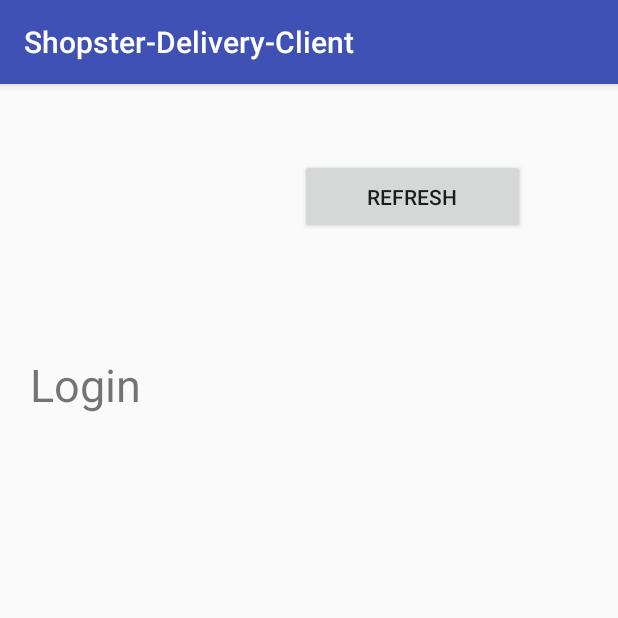
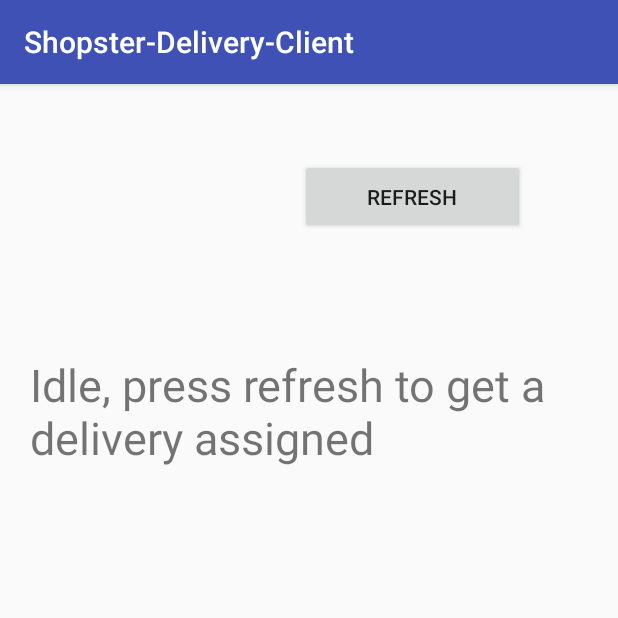
Before and after one commit to CuriousLearner/Shopster, an Android app: the fragment DeliveryManagerFragment shown on its own in the app's theme, on a phone screen of 412 x 824 dp, the top half of it. Run offline under Robolectric (Android 15) with nearby library versions, the phone set to English and light mode, and no system bars; our stand-ins replace ButterKnife; libraries missing offline, so code that uses them is left out: com.journeyapps.barcodescanner.

Commit message:
Delivery assignment API integrated

```diff
--- a/src/client/Shopster-Delivery-Client/app/src/main/java/in/co/shopster/shopster_delivery_client/fragments/DeliveryManagerFragment.java
+++ b/src/client/Shopster-Delivery-Client/app/src/main/java/in/co/shopster/shopster_delivery_client/fragments/DeliveryManagerFragment.java
@@ -8,14 +8,36 @@ import android.support.v4.app.Fragment;
 import android.view.LayoutInflater;
 import android.view.View;
 import android.view.ViewGroup;
+import android.widget.Button;
+import android.widget.TextView;
 
+import com.journeyapps.barcodescanner.Util;
+
+import butterknife.Bind;
 import butterknife.ButterKnife;
+import in.co.shopster.shopster_delivery_client.Config;
 import in.co.shopster.shopster_delivery_client.R;
+import in.co.shopster.shopster_delivery_client.Utilities;
+import in.co.shopster.shopster_delivery_client.rest.RestClient;
+import in.co.shopster.shopster_delivery_client.rest.models.Delivery;
+import in.co.shopster.shopster_delivery_client.rest.services.ShopsterService;
+import retrofit.Call;
+import retrofit.Callback;
+import retrofit.Response;
+import retrofit.Retrofit;
 
 
 public class DeliveryManagerFragment extends Fragment {
 
+    @Bind(R.id.btn_refresh)
+    Button refreshBtn;
+
+    @Bind(R.id.text_delivery_status)
+    TextView deliveryStatusText;
+
     private View view;
+
+    ShopsterService shopsterService;
 
     @Nullable
     @Override
@@ -24,6 +46,63 @@ public class DeliveryManagerFragment extends Fragment {
             view = inflater.inflate(R.layout.fragment_delivery_manager, container, false);
             ButterKnife.bind(this, view);
 
+            final Context ctx = DeliveryManagerFragment.this.getActivity().getApplicationContext();
+
+            refreshBtn.setOnClickListener(new View.OnClickListener() {
+                @Override
+                public void onClick(View view) {
+                    if(RestClient.getRetrofit() == null) {
+                        RestClient.init(Config.getShopsterApiHost());
+                    }
+                    shopsterService = RestClient.getRetrofit().create(ShopsterService.class);
+
+                    String authToken = "Token "+ Utilities.getSharedPreference(ctx, Config.getShopsterTokenKey());
+                    String userId = Utilities.getSharedPreference(ctx, Config.getShopsterUserIdKey());
+
+                    Call<Delivery> deliveryCheckCall =
+                            shopsterService.checkDeliveryAssignment(authToken, userId);
+
+                    deliveryCheckCall.enqueue(new Callback<Delivery>() {
+
+                        @Override
+                        public void onResponse(Response<Delivery> response, Retrofit retrofit) {
+                            int responseCode = response.code();
+                            Utilities.writeDebugLog(
+                                    "Delivery check : response code : "+responseCode);
+                            switch(responseCode) {
+                                case 200 :
+                                    Utilities.writeDebugLog("delivery check : 200 OK");
+                                    Delivery delivery = response.body();
+                                    Utilities.writeDebugLog("Delivery object : " + delivery.toString());
+                                    Utilities.showToast("You've been assigned a delivery", ctx, true);
+                                    deliveryStatusText.setText("Delivery assigned : "+delivery.getOrderId());
+                                    break;
+                                case 404 :
+                                    Utilities.writeDebugLog("delivery check : 404 NOT FOUND");
+                                    Utilities.showToast("No, deliveries assigned to you yet", ctx, true);
+                                    deliveryStatusText.setText("Idle : no deliveries assigned");
+                                    break;
+                                default :
+                                    Utilities.writeDebugLog(
+                                            "deliver check : unexpected response code : "+responseCode);
+                                    break;
+                            }
+
+
+                        }
+
+                        @Override
+                        public void onFailure(Throwable t) {
+                            Utilities.writeDebugLog(
+                                    "Check delivery : request failed : reason : "+t.toString());
+                        }
+                    });
+
+
+
+                }
+            });
+
         }
 
         return view;
--- a/src/client/Shopster-Delivery-Client/app/src/main/java/in/co/shopster/shopster_delivery_client/rest/services/ShopsterService.java
+++ b/src/client/Shopster-Delivery-Client/app/src/main/java/in/co/shopster/shopster_delivery_client/rest/services/ShopsterService.java
@@ -1,6 +1,7 @@
 package in.co.shopster.shopster_delivery_client.rest.services;
 
 import in.co.shopster.shopster_delivery_client.rest.models.Customer;
+import in.co.shopster.shopster_delivery_client.rest.models.Delivery;
 import in.co.shopster.shopster_delivery_client.rest.models.LoginCredentials;
 import in.co.shopster.shopster_delivery_client.rest.models.responses.ShopsterToken;
 import retrofit.Call;
@@ -23,4 +24,8 @@ public interface ShopsterService {
     @GET("/api/user/{user_email}/")
     Call<Customer> getUserByEmail(@Header("Authorization") String authToken, @Path("user_email") String userEmail);
 
+
+    @GET("/api/deliveryrequest/{user_id}/")
+    Call<Delivery> checkDeliveryAssignment(@Header("Authorization") String authToken, @Path("user_id") String userId);
+
 }
--- a/src/client/Shopster-Delivery-Client/app/src/main/res/layout/fragment_delivery_manager.xml
+++ b/src/client/Shopster-Delivery-Client/app/src/main/res/layout/fragment_delivery_manager.xml
@@ -24,9 +24,10 @@
 
         <TextView
             android:layout_width="match_parent"
-            android:layout_height="50dp"
+            android:layout_height="150dp"
             android:layout_marginTop="80dp"
-            android:text="@string/label_login"
+            android:id="@+id/text_delivery_status"
+            android:text="@string/placeholder_delivery_status"
             android:layout_marginLeft="10dp"
             android:textSize="30sp"
             />
--- a/src/client/Shopster-Delivery-Client/app/src/main/res/values/strings.xml
+++ b/src/client/Shopster-Delivery-Client/app/src/main/res/values/strings.xml
@@ -36,6 +36,8 @@
     <string name="label_configure">Configure</string>
     <string name="label_refresh">Refresh</string>
     <string name="label_configure_api_host">Configure API Host</string>
+    <string name="placeholder_dots">…</string>
+    <string name="placeholder_delivery_status">Idle, press refresh to get a delivery assigned</string>
 
     <!-- TODO: Remove or change this placeholder text -->
     <string name="hello_blank_fragment">Hello blank fragment</string>
```
Also changed, not shown: src/client/Shopster-Delivery-Client/app/src/main/java/in/co/shopster/shopster_delivery_client/rest/models/Delivery.java (added, +41 -0 lines).
